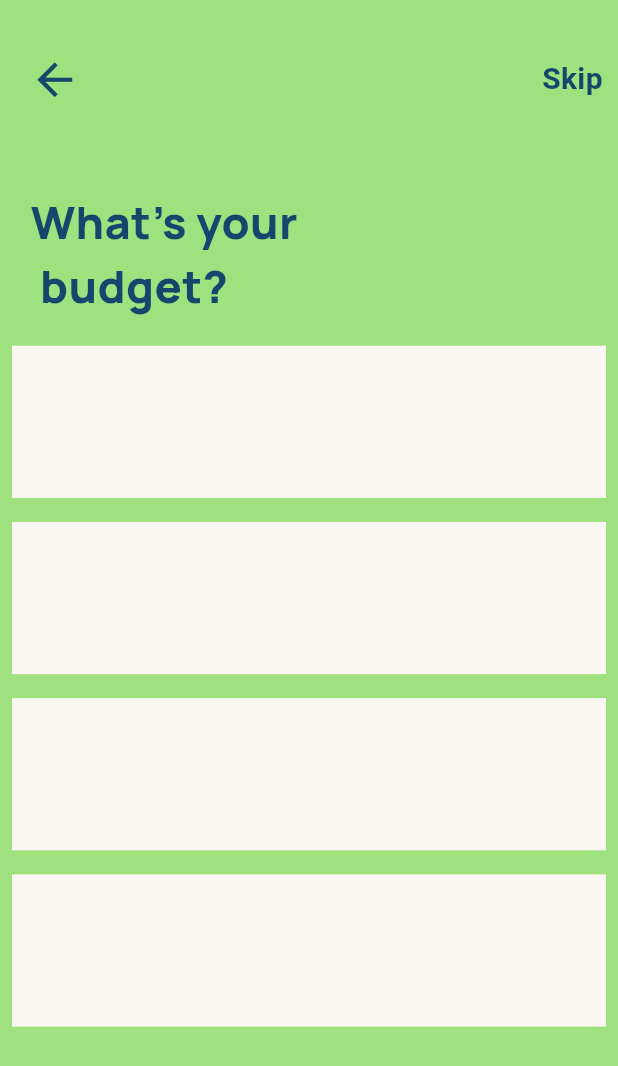
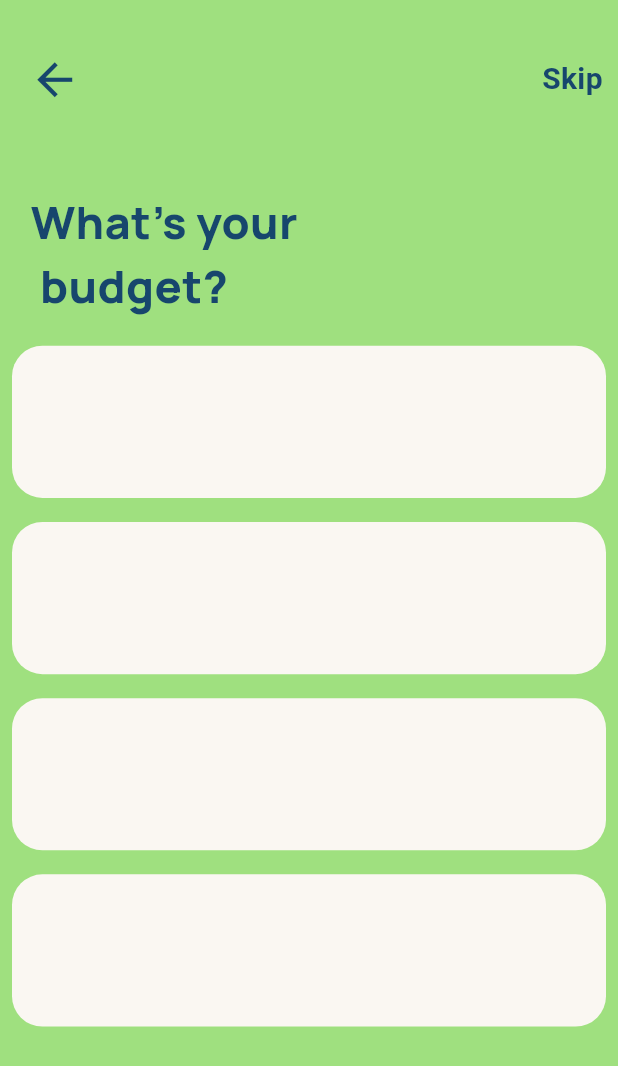
Before and after one commit to swarnaliiiiii/lokus, a Flutter app: the screen it shows after launch, on a phone screen of 412 x 824 dp. Shown: the top 1066 px of the screen. Run offline on Flutter 3.47's test engine with Material 3 defaults, Android fonts, the phone set to English and light mode, and no system bars; our stand-ins replace flutter_screenutil, google_fonts.

Commit message:
refactor: adjust Square widget dimensions and styling in keywords screen

```diff
--- a/lib/screens/splash/keywords/keywordscreen.dart
+++ b/lib/screens/splash/keywords/keywordscreen.dart
@@ -47,9 +47,8 @@ class _KeywordscreenState extends State<Keywordscreen> {
             ),
           ),
           SizedBox(height: 10.h),
-          // Wrap ListView in a Container with height constraint
           Container(
-            height: 500.h, // Fixed height for the ListView section
+            height: 500.h,
             child: ListView(
               children: [
                 Square(),
--- a/lib/widgets/square.dart
+++ b/lib/widgets/square.dart
@@ -10,9 +10,11 @@ class Square extends StatelessWidget {
       padding: const EdgeInsets.all(8.0),
       child: Container(
         height: 100.h,
-        width: 300.w,
-        color: AppColors.page2Color,
-
+        width: 200.w,
+        decoration: BoxDecoration(
+          color: AppColors.page2Color,
+          borderRadius: BorderRadius.circular(20.r),
+        ),
       ),
     );
   }
```
